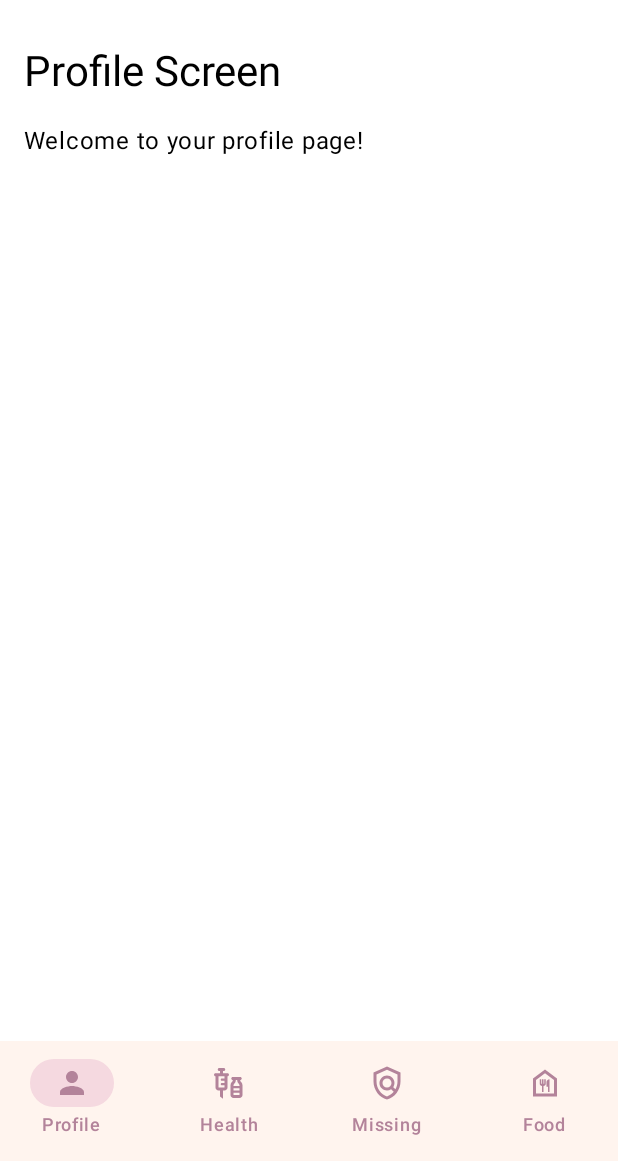
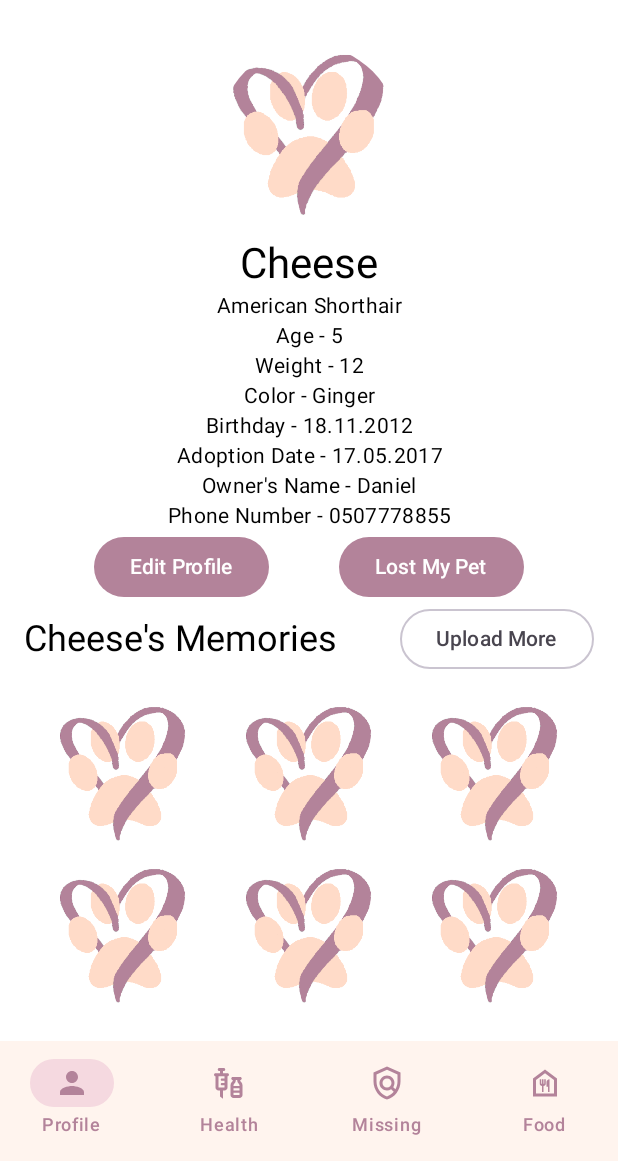
Before and after one commit to twqDaniell/PawPlan, an Android app built with Jetpack Compose: the screen it shows after launch (MainActivity), on a phone screen of 412 x 824 dp, the part 75-1236 px from its top. Run offline under Robolectric (Android 15) with nearby library versions, the phone set to English and light mode, and no system bars; pictures from the network do not load.

Commit message:
Create profile basics

```diff
--- a/app/build.gradle.kts
+++ b/app/build.gradle.kts
@@ -79,4 +79,5 @@ dependencies {
     implementation("androidx.navigation:navigation-fragment-ktx:2.6.0")
     implementation("androidx.navigation:navigation-ui-ktx:2.6.0")
     implementation("androidx.navigation:navigation-compose:2.7.3")
+    implementation("io.coil-kt:coil-compose:2.4.0")
 }
--- /dev/null
+++ b/app/src/main/java/com/example/pawplan/profile/MemoriesSection.kt
@@ -0,0 +1,80 @@
+package com.example.pawplan.profile
+
+import androidx.compose.foundation.Image
+import androidx.compose.foundation.layout.*
+import androidx.compose.foundation.lazy.grid.*
+import androidx.compose.material3.*
+import androidx.compose.runtime.Composable
+import androidx.compose.ui.Alignment
+import androidx.compose.ui.Modifier
+import androidx.compose.ui.draw.clip
+import androidx.compose.ui.graphics.RectangleShape
+import androidx.compose.ui.platform.LocalContext
+import androidx.compose.ui.unit.dp
+import coil.compose.AsyncImage
+import coil.compose.rememberAsyncImagePainter
+import coil.compose.rememberImagePainter
+import coil.request.ImageRequest
+import com.example.pawplan.R
+
+@Composable
+fun MemoriesSection() {
+    val imageUrls = listOf(
+        "@drawable/logo",
+        "@drawable/logo",
+        "@drawable/logo",
+        "@drawable/logo",
+        "@drawable/logo",
+        "@drawable/logo"
+    )
+
+    Column(
+        modifier = Modifier.fillMaxWidth()
+    ) {
+
+        Row(
+            modifier = Modifier
+                .fillMaxWidth()
+                .padding(bottom = 8.dp), // Padding below the row
+            horizontalArrangement = Arrangement.SpaceBetween, // Space between title and button
+            verticalAlignment = Alignment.CenterVertically // Align items vertically
+        ) {
+            // Title
+            Text(
+                text = "Cheese's Memories",
+                style = MaterialTheme.typography.headlineSmall
+            )
+
+            // Upload More Button
+            OutlinedButton (
+                onClick = { /* Upload More Logic */ },
+            ) {
+                Text("Upload More")
+            }
+        }
+
+
+        // Grid of Images
+        LazyVerticalGrid(
+            columns = GridCells.Fixed(3),
+            contentPadding = PaddingValues(8.dp),
+            verticalArrangement = Arrangement.spacedBy(8.dp),
+            horizontalArrangement = Arrangement.spacedBy(8.dp)
+        ) {
+            items(imageUrls) { imageUrl ->
+                AsyncImage(
+                    model = ImageRequest.Builder(LocalContext.current)
+                        .data(imageUrl)
+                        .crossfade(true)
+                        .placeholder(R.drawable.logo)
+                        .error(R.drawable.logo)
+                        .build(),
+                    contentDescription = "Memory Image",
+                    modifier = Modifier
+                        .size(100.dp)
+                        .clip(RectangleShape) // Optional: Change shape if needed
+                )
+            }
+        }
+    }
+}
--- /dev/null
+++ b/app/src/main/java/com/example/pawplan/profile/PetDetailsSection.kt
@@ -0,0 +1,64 @@
+package com.example.pawplan.profile
+
+import androidx.compose.foundation.Image
+import androidx.compose.foundation.layout.Column
+import androidx.compose.foundation.layout.Spacer
+import androidx.compose.foundation.layout.fillMaxWidth
+import androidx.compose.foundation.layout.height
+import androidx.compose.foundation.layout.size
+import androidx.compose.foundation.shape.CircleShape
+import androidx.compose.material3.MaterialTheme
+import androidx.compose.material3.Text
+import androidx.compose.runtime.Composable
+import androidx.compose.ui.Alignment
+import androidx.compose.ui.Modifier
+import androidx.compose.ui.draw.clip
+import androidx.compose.ui.platform.LocalContext
+import androidx.compose.ui.text.style.TextAlign
+import androidx.compose.ui.unit.dp
+import coil.compose.AsyncImage
+import coil.compose.rememberAsyncImagePainter
+import coil.request.ImageRequest
+import com.example.pawplan.R
+
+@Composable
+fun PetDetailsSection() {
+    Column(
+        modifier = Modifier.fillMaxWidth(),
+        horizontalAlignment = Alignment.CenterHorizontally
+    ) {
+        // Pet Image
+        AsyncImage(
+            model = ImageRequest.Builder(LocalContext.current)
+                .data("https://your-image-url.com")
+                .placeholder(R.drawable.logo) // Show this while loading
+                .error(R.drawable.logo) // Show this on error
+                .build(),
+            contentDescription = "Pet Image",
+            modifier = Modifier
+                .size(120.dp)
+                .clip(CircleShape)
+        )
+
+        Spacer(modifier = Modifier.height(8.dp))
+
+        // Pet Name
+        Text(text = "Cheese", style = MaterialTheme.typography.headlineMedium)
+
+        // Pet Details
+        Text(
+            text = """
+                American Shorthair
+                Age - 5
+                Weight - 12
+                Color - Ginger
+                Birthday - 18.11.2012
+                Adoption Date - 17.05.2017
+                Owner's Name - Daniel
+                Phone Number - 0507778855
+            """.trimIndent(),
+            style = MaterialTheme.typography.bodyMedium,
+            textAlign = TextAlign.Center
+        )
+    }
+}
--- /dev/null
+++ b/app/src/main/java/com/example/pawplan/profile/ProfileActionsSection.kt
@@ -0,0 +1,21 @@
+package com.example.pawplan.profile
+
+import androidx.compose.foundation.layout.*
+import androidx.compose.material3.*
+import androidx.compose.runtime.Composable
+import androidx.compose.ui.Modifier
+
+@Composable
+fun ProfileActionsSection() {
+    Row(
+        modifier = Modifier.fillMaxWidth(),
+        horizontalArrangement = Arrangement.SpaceEvenly
+    ) {
+        Button(onClick = { /* Edit Profile Logic */ }) {
+            Text("Edit Profile")
+        }
+        Button(onClick = { /* Lost My Pet Logic */ }) {
+            Text("Lost My Pet")
+        }
+    }
+}
--- a/app/src/main/java/com/example/pawplan/ProfileScreen.kt
+++ b/app/src/main/java/com/example/pawplan/profile/ProfileScreen.kt
@@ -1,4 +1,4 @@
-package com.example.pawplan
+package com.example.pawplan.profile
 
 import androidx.compose.foundation.layout.*
 import androidx.compose.material3.*
@@ -13,8 +13,8 @@ fun ProfileScreen() {
             .fillMaxSize()
             .padding(16.dp)
     ) {
-        Text(text = "Profile Screen", style = MaterialTheme.typography.headlineMedium)
-        Spacer(modifier = Modifier.height(16.dp))
-        Text(text = "Welcome to your profile page!")
+        PetDetailsSection()
+        ProfileActionsSection()
+        MemoriesSection()
     }
 }
```
Also changed, not shown: app/src/main/java/com/example/pawplan/ScaffoldContent.kt (+1 -8 lines).
